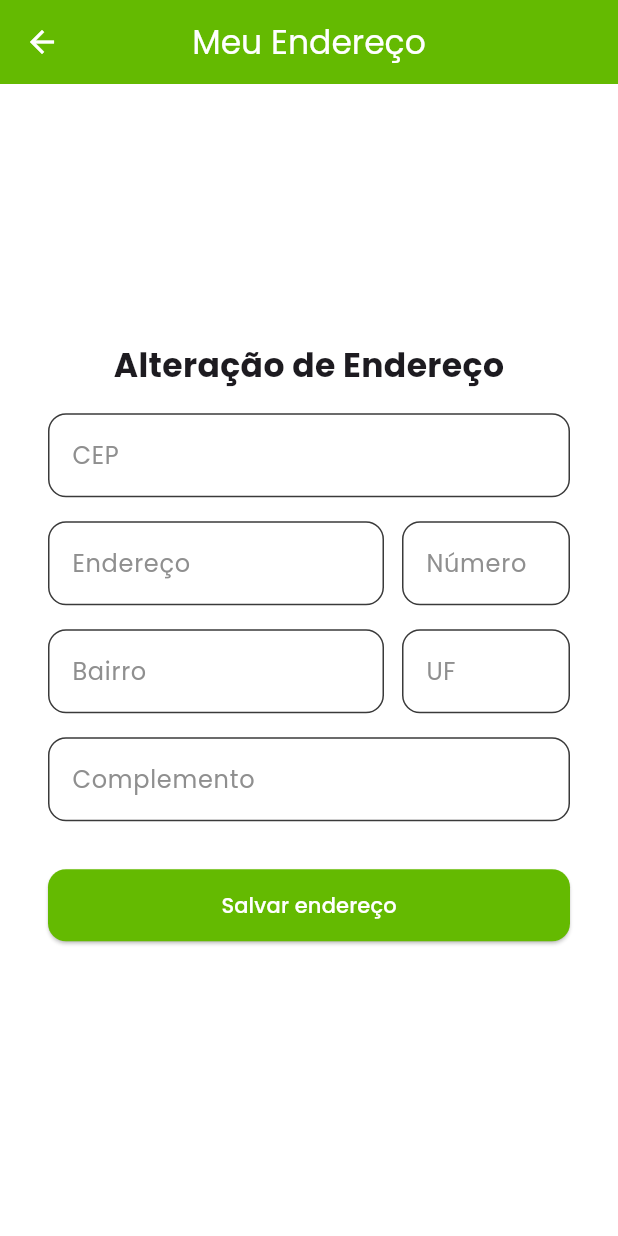
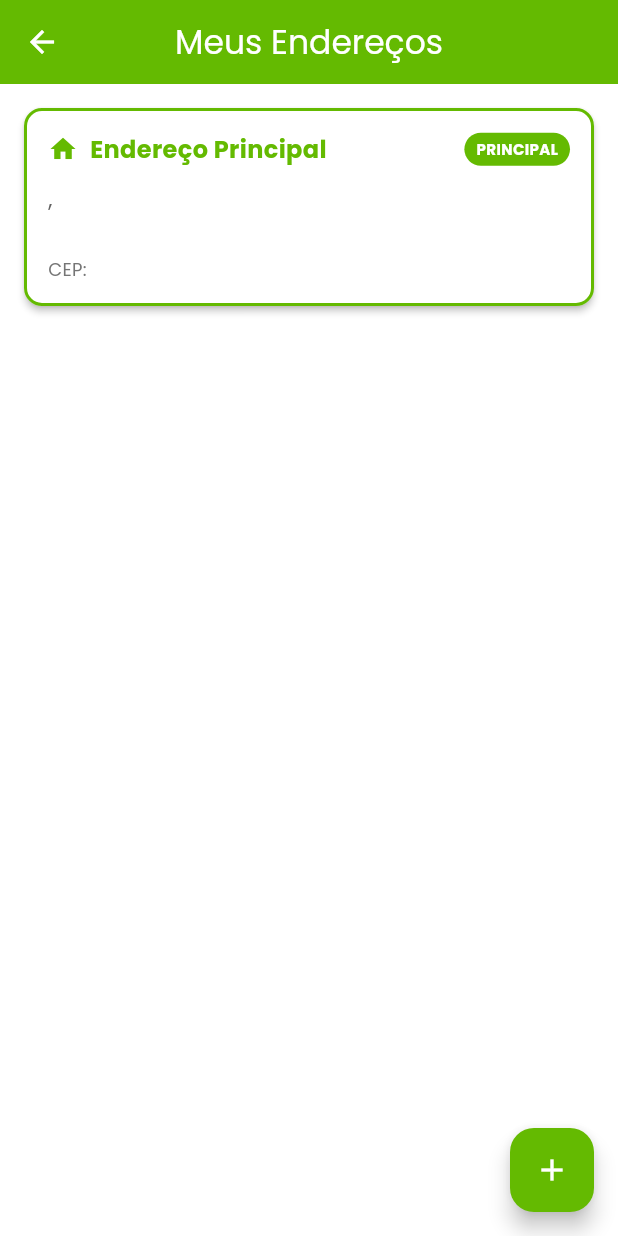
Before and after one commit to mtzcode/mobile_developer, a Flutter app: the EnderecosScreen screen opened by its route, on a phone screen of 412 x 824 dp. Run offline on Flutter 3.47's test engine with Material 3 defaults, Android fonts, the phone set to English and light mode, and no system bars; our stand-ins replace cached_network_image, cloud_firestore, firebase_core, flutter_riverpod, google_fonts, image_picker and 4 more; accounts and stored records are empty.

Commit message:
feat(produtos_screen): add dynamic category loading and auto-scroll
refactor(produto_card): improve price display layout and styling

feat(enderecos_screen): implement multi-address management with CRUD operations

```diff
--- a/mercado_facil/lib/presentation/screens/enderecos_screen.dart
+++ b/mercado_facil/lib/presentation/screens/enderecos_screen.dart
@@ -1,8 +1,6 @@
 import 'package:flutter/material.dart';
 import 'package:provider/provider.dart';
 import '../../data/services/user_provider.dart';
-import '../../data/services/endereco_service.dart';
-import '../../core/utils/validators.dart';
 import '../../core/utils/snackbar_utils.dart';
 
 class EnderecosScreen extends StatefulWidget {
@@ -13,332 +11,393 @@ class EnderecosScreen extends StatefulWidget {
 }
 
 class _EnderecosScreenState extends State<EnderecosScreen> {
-  final _formKey = GlobalKey<FormState>();
-  final TextEditingController cepController = TextEditingController();
-  final TextEditingController enderecoController = TextEditingController();
-  final TextEditingController numeroController = TextEditingController();
-  final TextEditingController bairroController = TextEditingController();
-  final TextEditingController complementoController = TextEditingController();
-  final TextEditingController ufController = TextEditingController();
-
-  bool isLoading = false;
-  bool isSaving = false;
-  String lastCepSearched = '';
-  final EnderecoService _enderecoService = EnderecoService();
-
   @override
   void initState() {
     super.initState();
-    _carregarEnderecoUsuario();
-    cepController.addListener(_onCepChanged);
+    _carregarEnderecos();
   }
 
-  Future<void> _carregarEnderecoUsuario() async {
+  Future<void> _carregarEnderecos() async {
     final userProvider = Provider.of<UserProvider>(context, listen: false);
     await userProvider.carregarUsuarioLogado();
-
-    final usuario = userProvider.usuarioLogado;
-    if (usuario != null && usuario.endereco != null) {
-      final endereco = usuario.endereco!;
-      setState(() {
-        cepController.text = endereco['cep'] ?? '';
-        enderecoController.text = endereco['logradouro'] ?? '';
-        numeroController.text = endereco['numero'] ?? '';
-        bairroController.text = endereco['bairro'] ?? '';
-        complementoController.text = endereco['complemento'] ?? '';
-        ufController.text = endereco['uf'] ?? '';
-      });
-    }
   }
 
-  void _onCepChanged() {
-    final cep = cepController.text;
-    if (cep.length == 8 && cep != lastCepSearched) {
-      lastCepSearched = cep;
-      buscarEndereco(cep);
-    }
-  }
-
-  @override
-  void dispose() {
-    cepController.removeListener(_onCepChanged);
-    cepController.dispose();
-    enderecoController.dispose();
-    numeroController.dispose();
-    bairroController.dispose();
-    complementoController.dispose();
-    ufController.dispose();
-    super.dispose();
-  }
-
-  Future<void> buscarEndereco(String cep) async {
-    setState(() { isLoading = true; });
+  Future<void> _definirComoPrincipal(Map<String, dynamic> endereco) async {
+    final userProvider = Provider.of<UserProvider>(context, listen: false);
 
     try {
-      final endereco = await _enderecoService.buscarEnderecoPorCep(cep);
+      // Definir como endereço principal
+      await userProvider.atualizarDadosUsuario({
+        'endereco': endereco,
+        'dataAtualizacao': DateTime.now().toIso8601String(),
+      });
 
-      if (endereco != null) {
-        setState(() {
-          enderecoController.text = endereco.logradouro;
-          bairroController.text = endereco.bairro;
-          ufController.text = endereco.uf;
-        });
+      // Remover da lista de endereços secundários
+      await _removerEnderecoSecundario(endereco);
 
       if (mounted) {
         showAppSnackBar(
           context,
-            'Endereço encontrado!',
+          'Endereço definido como principal!',
           icon: Icons.check_circle,
           backgroundColor: Colors.green.shade600,
         );
-        }
-      } else {
-        if (mounted) {
-          showAppSnackBar(
-            context,
-            'CEP não encontrado!',
-            icon: Icons.warning,
-            backgroundColor: Colors.orange.shade600,
-          );
-        }
+        _carregarEnderecos();
       }
     } catch (e) {
       if (mounted) {
         showAppSnackBar(
           context,
-          'Erro ao buscar CEP: $e',
+          'Erro ao definir endereço como principal: $e',
           icon: Icons.error,
           backgroundColor: Colors.red.shade600,
         );
       }
-    } finally {
-      setState(() { isLoading = false; });
     }
   }
 
-  Future<void> _salvarEndereco() async {
-    if (!_formKey.currentState!.validate()) return;
+  Future<void> _removerEnderecoSecundario(Map<String, dynamic> endereco) async {
+    final userProvider = Provider.of<UserProvider>(context, listen: false);
+    final usuario = userProvider.usuarioLogado;
 
-    setState(() => isSaving = true);
+    if (usuario?.enderecos != null) {
+      final enderecosAtualizados = usuario!.enderecos!
+          .where((end) => !_enderecosIguais(end, endereco))
+          .toList();
 
-    try {
-      final userProvider = Provider.of<UserProvider>(context, listen: false);
+      await userProvider.atualizarDadosUsuario({
+        'enderecos': enderecosAtualizados,
+        'dataAtualizacao': DateTime.now().toIso8601String(),
+      });
+    }
+  }
 
-      final dadosEndereco = {
-        'endereco': {
-          'cep': cepController.text,
-          'logradouro': enderecoController.text,
-          'numero': numeroController.text,
-          'bairro': bairroController.text,
-          'complemento': complementoController.text,
-          'uf': ufController.text,
-        },
-        'dataAtualizacao': DateTime.now().toIso8601String(),
-      };
+  Future<void> _excluirEndereco(Map<String, dynamic> endereco) async {
+    final confirmar = await showDialog<bool>(
+      context: context,
+      builder: (context) => AlertDialog(
+        title: const Text('Confirmar Exclusão'),
+        content: const Text('Tem certeza que deseja excluir este endereço?'),
+        actions: [
+          TextButton(
+            onPressed: () => Navigator.of(context).pop(false),
+            child: const Text('Cancelar'),
+          ),
+          TextButton(
+            onPressed: () => Navigator.of(context).pop(true),
+            child: const Text('Excluir', style: TextStyle(color: Colors.red)),
+          ),
+        ],
+      ),
+    );
 
-      await userProvider.atualizarDadosUsuario(dadosEndereco);
-
+    if (confirmar == true) {
+      await _removerEnderecoSecundario(endereco);
       if (mounted) {
         showAppSnackBar(
           context,
-          'Endereço atualizado com sucesso!',
+          'Endereço excluído com sucesso!',
           icon: Icons.check_circle,
           backgroundColor: Colors.green.shade600,
         );
-      }
-    } catch (e) {
-      if (mounted) {
-        showAppSnackBar(
-          context,
-          'Erro ao atualizar endereço: $e',
-          icon: Icons.error,
-          backgroundColor: Colors.red.shade600,
-        );
-      }
-    } finally {
-      if (mounted) {
-        setState(() => isSaving = false);
+        _carregarEnderecos();
       }
     }
+  }
+
+  bool _enderecosIguais(Map<String, dynamic> a, Map<String, dynamic> b) {
+    return a['cep'] == b['cep'] &&
+           a['logradouro'] == b['logradouro'] &&
+           a['numero'] == b['numero'] &&
+           a['bairro'] == b['bairro'] &&
+           (a['complemento'] ?? '') == (b['complemento'] ?? '') &&
+           a['uf'] == b['uf'];
+  }
+
+  String _formatarEndereco(Map<String, dynamic> endereco) {
+    final logradouro = endereco['logradouro'] ?? '';
+    final numero = endereco['numero'] ?? '';
+    final bairro = endereco['bairro'] ?? '';
+    final cidade = endereco['cidade'] ?? '';
+    final uf = endereco['uf'] ?? '';
+    final complemento = endereco['complemento'] ?? '';
+
+    String enderecoFormatado = '$logradouro, $numero';
+    if (complemento.isNotEmpty) {
+      enderecoFormatado += ' - $complemento';
+    }
+    enderecoFormatado += '\n$bairro';
+    if (cidade.isNotEmpty) {
+      enderecoFormatado += ', $cidade';
+    }
+    if (uf.isNotEmpty) {
+      enderecoFormatado += ' - $uf';
+    }
+
+    return enderecoFormatado;
+  }
+
+  Widget _buildEnderecoCard({
+    required Map<String, dynamic> endereco,
+    required bool isPrincipal,
+    VoidCallback? onDefinirPrincipal,
+    VoidCallback? onExcluir,
+  }) {
+    final colorScheme = Theme.of(context).colorScheme;
+
+    return Card(
+      margin: const EdgeInsets.only(bottom: 12),
+      elevation: 2,
+      shape: RoundedRectangleBorder(
+        borderRadius: BorderRadius.circular(12),
+        side: isPrincipal
+            ? BorderSide(color: colorScheme.primary, width: 2)
+            : BorderSide.none,
+      ),
+      child: Padding(
+        padding: const EdgeInsets.all(16),
+        child: Column(
+          crossAxisAlignment: CrossAxisAlignment.start,
+          children: [
+            Row(
+              children: [
+                Icon(
+                  isPrincipal ? Icons.home : Icons.location_on,
+                  color: isPrincipal ? colorScheme.primary : Colors.grey[600],
+                  size: 20,
+                ),
+                const SizedBox(width: 8),
+                Expanded(
+                  child: Text(
+                    isPrincipal ? 'Endereço Principal' : 'Endereço Secundário',
+                    style: TextStyle(
+                      fontWeight: FontWeight.bold,
+                      color: isPrincipal ? colorScheme.primary : Colors.grey[700],
+                      fontSize: 16,
+                    ),
+                  ),
+                ),
+                if (isPrincipal)
+                  Container(
+                    padding: const EdgeInsets.symmetric(horizontal: 8, vertical: 4),
+                    decoration: BoxDecoration(
+                      color: colorScheme.primary,
+                      borderRadius: BorderRadius.circular(12),
+                    ),
+                    child: const Text(
+                      'PRINCIPAL',
+                      style: TextStyle(
+                        color: Colors.white,
+                        fontSize: 10,
+                        fontWeight: FontWeight.bold,
+                      ),
+                    ),
+                  ),
+              ],
+            ),
+            const SizedBox(height: 12),
+            Text(
+              _formatarEndereco(endereco),
+              style: TextStyle(
+                fontSize: 14,
+                color: Colors.grey[700],
+                height: 1.4,
+              ),
+            ),
+            if (endereco['cep'] != null)
+              Padding(
+                padding: const EdgeInsets.only(top: 8),
+                child: Text(
+                  'CEP: ${endereco['cep']}',
+                  style: TextStyle(
+                    fontSize: 12,
+                    color: Colors.grey[600],
+                  ),
+                ),
+              ),
+            if (!isPrincipal) ...[
+              const SizedBox(height: 16),
+              Row(
+                children: [
+                  Expanded(
+                    child: OutlinedButton.icon(
+                      onPressed: onDefinirPrincipal,
+                      icon: const Icon(Icons.home, size: 16),
+                      label: const Text('Definir como Principal'),
+                      style: OutlinedButton.styleFrom(
+                        foregroundColor: colorScheme.primary,
+                        side: BorderSide(color: colorScheme.primary),
+                        shape: RoundedRectangleBorder(
+                          borderRadius: BorderRadius.circular(8),
+                        ),
+                      ),
+                    ),
+                  ),
+                  const SizedBox(width: 8),
+                  IconButton(
+                    onPressed: onExcluir,
+                    icon: const Icon(Icons.delete_outline),
+                    color: Colors.red,
+                    tooltip: 'Excluir endereço',
+                  ),
+                ],
+              ),
+            ],
+          ],
+        ),
+      ),
+    );
   }
 
   @override
   Widget build(BuildContext context) {
     final colorScheme = Theme.of(context).colorScheme;
+
     return Scaffold(
       appBar: AppBar(
-        title: const Text('Meu Endereço'),
+        title: const Text('Meus Endereços'),
         centerTitle: true,
         backgroundColor: colorScheme.primary,
         foregroundColor: Colors.white,
+
       ),
-      body: Center(
-        child: SingleChildScrollView(
-          padding: const EdgeInsets.symmetric(horizontal: 32),
-          child: Form(
-            key: _formKey,
-            autovalidateMode: AutovalidateMode.onUserInteraction,
+      body: Consumer<UserProvider>(
+        builder: (context, userProvider, child) {
+          final usuario = userProvider.usuarioLogado;
+
+          if (usuario == null) {
+            return const Center(
+              child: CircularProgressIndicator(),
+            );
+          }
+
+          final enderecoPrincipal = usuario.endereco;
+          final enderecosSecundarios = usuario.enderecos ?? [];
+
+          // Filtrar endereços secundários para não duplicar o principal
+          final enderecosSecundariosUnicos = enderecosSecundarios
+              .where((endereco) =>
+                  enderecoPrincipal == null ||
+                  !_enderecosIguais(endereco, enderecoPrincipal))
+              .toList();
+
+          if (enderecoPrincipal == null && enderecosSecundariosUnicos.isEmpty) {
+            return Center(
               child: Column(
-              crossAxisAlignment: CrossAxisAlignment.stretch,
+                mainAxisAlignment: MainAxisAlignment.center,
                 children: [
-                const Text(
-                  'Alteração de Endereço',
-                  textAlign: TextAlign.center,
+                  Icon(
+                    Icons.location_off,
+                    size: 80,
+                    color: Colors.grey[400],
+                  ),
+                  const SizedBox(height: 16),
+                  Text(
+                    'Nenhum endereço cadastrado',
                     style: TextStyle(
-                    fontSize: 22,
-                    fontWeight: FontWeight.bold,
+                      fontSize: 18,
+                      color: Colors.grey[600],
+                      fontWeight: FontWeight.w500,
                     ),
                   ),
-                const SizedBox(height: 16),
-                TextFormField(
-                  controller: cepController,
-                  decoration: InputDecoration(
-                    labelText: 'CEP',
-                    labelStyle: TextStyle(color: colorScheme.tertiary),
-                    border: OutlineInputBorder(
-                      borderRadius: BorderRadius.circular(12),
+                  const SizedBox(height: 8),
+                  Text(
+                    'Adicione um endereço para continuar',
+                    style: TextStyle(
+                      fontSize: 14,
+                      color: Colors.grey[500],
                     ),
-                    suffixIcon: isLoading
-                        ? const Padding(
-                            padding: EdgeInsets.all(8.0),
-                            child: SizedBox(
-                              width: 16,
-                              height: 16,
-                              child: CircularProgressIndicator(strokeWidth: 2),
                   ),
-                          )
-                        : null,
+                  const SizedBox(height: 24),
+                  ElevatedButton.icon(
+                    onPressed: () {
+                      Navigator.pushNamed(context, '/cadastro-endereco').then((result) {
+                        if (result == true) {
+                          _carregarEnderecos();
+                        }
+                      });
+                    },
+                    icon: const Icon(Icons.add),
+                    label: const Text('Adicionar Endereço'),
+                    style: ElevatedButton.styleFrom(
+                      backgroundColor: colorScheme.primary,
+                      foregroundColor: Colors.white,
+                      padding: const EdgeInsets.symmetric(
+                        horizontal: 24,
+                        vertical: 12,
                       ),
-                  keyboardType: TextInputType.number,
-                  validator: Validators.cep,
-                ),
-                const SizedBox(height: 16),
-                Row(
-                  children: [
-                    Expanded(
-                      flex: 2,
-                      child: TextFormField(
-                        controller: enderecoController,
-                        decoration: InputDecoration(
-                          labelText: 'Endereço',
-                          labelStyle: TextStyle(color: colorScheme.tertiary),
-                          border: OutlineInputBorder(
+                      shape: RoundedRectangleBorder(
                         borderRadius: BorderRadius.circular(12),
                       ),
                     ),
-                        validator: (value) {
-                          if (value == null || value.isEmpty) {
-                            return 'Digite o endereço';
+                  ),
+                ],
+              ),
+            );
           }
-                          return null;
-                        },
+
+          return RefreshIndicator(
+            onRefresh: _carregarEnderecos,
+            child: ListView(
+              padding: const EdgeInsets.all(16),
+              children: [
+                // Endereço Principal
+                if (enderecoPrincipal != null) ...[
+                  _buildEnderecoCard(
+                    endereco: enderecoPrincipal,
+                    isPrincipal: true,
                   ),
+                  const SizedBox(height: 24),
+                ],
+
+                // Endereços Secundários
+                if (enderecosSecundariosUnicos.isNotEmpty) ...[
+                  Row(
+                    children: [
+                      Icon(
+                        Icons.location_on,
+                        color: Colors.grey[600],
+                        size: 20,
                       ),
-                    const SizedBox(width: 12),
-                    Expanded(
-                      flex: 1,
-                      child: TextFormField(
-                        controller: numeroController,
-                        decoration: InputDecoration(
-                          labelText: 'Número',
-                          labelStyle: TextStyle(color: colorScheme.tertiary),
-                          border: OutlineInputBorder(
-                            borderRadius: BorderRadius.circular(12),
-                          ),
-                        ),
-                        validator: (value) {
-                          if (value == null || value.isEmpty) {
-                            return 'Digite o número';
-                          }
-                          return null;
-                        },
+                      const SizedBox(width: 8),
+                      Text(
+                        'Outros Endereços',
+                        style: TextStyle(
+                          fontSize: 18,
+                          fontWeight: FontWeight.bold,
+                          color: Colors.grey[700],
                         ),
                       ),
                     ],
                   ),
                   const SizedBox(height: 16),
-                Row(
-                  children: [
-                    Expanded(
-                      flex: 2,
-                      child: TextFormField(
-                        controller: bairroController,
-                        decoration: InputDecoration(
-                          labelText: 'Bairro',
-                          labelStyle: TextStyle(color: colorScheme.tertiary),
-                          border: OutlineInputBorder(
-                            borderRadius: BorderRadius.circular(12),
-                          ),
-                        ),
-                        validator: (value) {
-                          if (value == null || value.isEmpty) {
-                            return 'Digite o bairro';
-                          }
-                          return null;
-                        },
-                      ),
-                    ),
-                    const SizedBox(width: 12),
-                    Expanded(
-                      flex: 1,
-                      child: TextFormField(
-                        controller: ufController,
-                        decoration: InputDecoration(
-                          labelText: 'UF',
-                          labelStyle: TextStyle(color: colorScheme.tertiary),
-                          border: OutlineInputBorder(
-                            borderRadius: BorderRadius.circular(12),
-                          ),
-                        ),
-                        validator: (value) {
-                          if (value == null || value.isEmpty) {
-                            return 'Digite a UF';
-                          }
-                          if (value.length != 2) {
-                            return 'UF deve ter 2 letras';
-                          }
-                          return null;
-                        },
+                  ...enderecosSecundariosUnicos.map((endereco) =>
+                    _buildEnderecoCard(
+                      endereco: endereco,
+                      isPrincipal: false,
+                      onDefinirPrincipal: () => _definirComoPrincipal(endereco),
+                      onExcluir: () => _excluirEndereco(endereco),
                     ),
                   ),
                 ],
+
+                const SizedBox(height: 80),
+              ],
             ),
-                const SizedBox(height: 16),
-                TextFormField(
-                  controller: complementoController,
-                  decoration: InputDecoration(
-                    labelText: 'Complemento',
-                    labelStyle: TextStyle(color: colorScheme.tertiary),
-                    border: OutlineInputBorder(
-                      borderRadius: BorderRadius.circular(12),
+          );
+        },
       ),
-                  ),
-                ),
-                const SizedBox(height: 32),
-                ElevatedButton(
-                  style: ElevatedButton.styleFrom(
+      floatingActionButton: FloatingActionButton(
+        onPressed: () {
+          Navigator.pushNamed(context, '/cadastro-endereco').then((result) {
+            if (result == true) {
+              _carregarEnderecos();
+            }
+          });
+        },
         backgroundColor: colorScheme.primary,
         foregroundColor: Colors.white,
-                    minimumSize: const Size.fromHeight(48),
-                    shape: RoundedRectangleBorder(borderRadius: BorderRadius.circular(12)),
-                  ),
-                  onPressed: isSaving ? null : _salvarEndereco,
-                  child: isSaving
-                    ? const SizedBox(
-                        width: 20,
-                        height: 20,
-                        child: CircularProgressIndicator(
-                          strokeWidth: 2,
-                          valueColor: AlwaysStoppedAnimation<Color>(Colors.white),
-                        ),
-                      )
-                    : const Text('Salvar endereço'),
-                ),
-                const SizedBox(height: 24),
-              ],
-            ),
-          ),
-        ),
+        child: const Icon(Icons.add),
       ),
     );
   }
```
Also changed, not shown: mercado_facil/lib/presentation/screens/produtos_screen.dart (+40 -2 lines), mercado_facil/lib/presentation/widgets/produto_card.dart (+27 -40 lines). Lines whose indentation alone changed are shown as unchanged.
